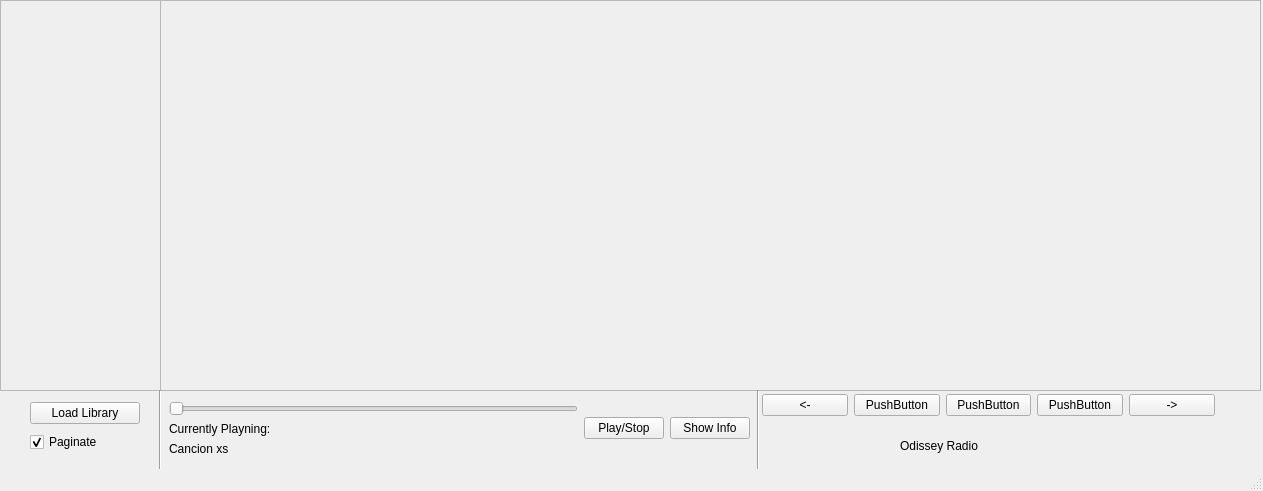
Qt form testP/mainwindow.ui (Daval03/Project-OdisseyRadio) before a commit.
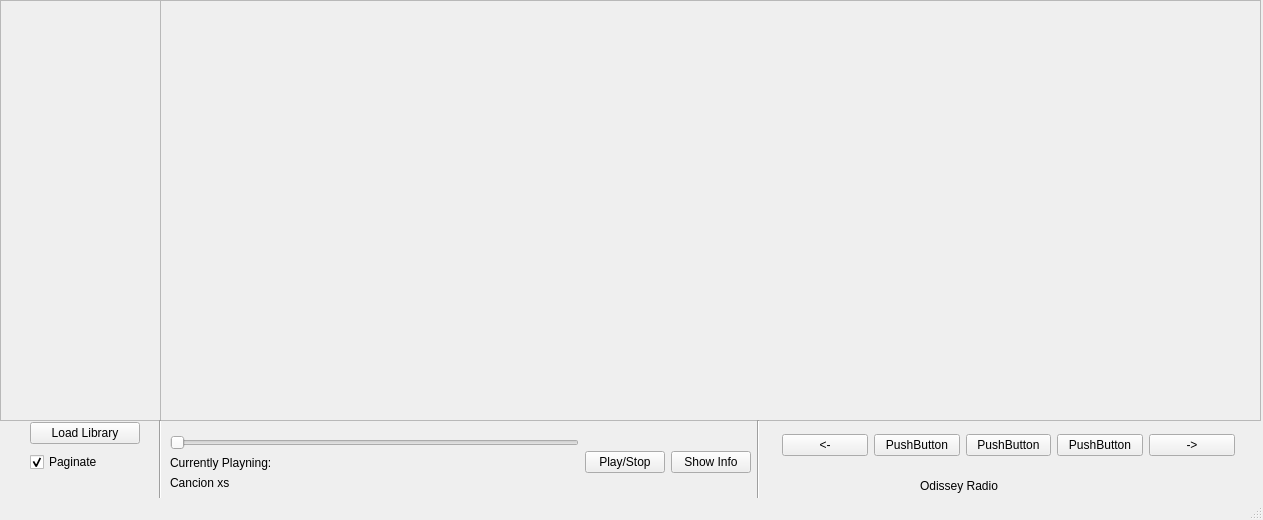
The same form after that commit.

Patch:
```diff
--- a/testP/mainwindow.ui
+++ b/testP/mainwindow.ui
@@ -7,7 +7,7 @@
     <x>0</x>
     <y>0</y>
     <width>1263</width>
-    <height>491</height>
+    <height>520</height>
    </rect>
   </property>
   <property name="windowTitle">
@@ -20,7 +20,7 @@
       <x>0</x>
       <y>0</y>
       <width>161</width>
-      <height>391</height>
+      <height>421</height>
      </rect>
     </property>
     <property name="widgetResizable">
@@ -32,7 +32,7 @@
        <x>0</x>
        <y>0</y>
        <width>159</width>
-       <height>389</height>
+       <height>419</height>
       </rect>
      </property>
     </widget>
@@ -43,7 +43,7 @@
       <x>160</x>
       <y>0</y>
       <width>1101</width>
-      <height>391</height>
+      <height>421</height>
      </rect>
     </property>
     <property name="widgetResizable">
@@ -55,7 +55,7 @@
        <x>0</x>
        <y>0</y>
        <width>1099</width>
-       <height>389</height>
+       <height>419</height>
       </rect>
      </property>
     </widget>
@@ -63,8 +63,8 @@
    <widget class="QWidget" name="layoutWidget">
     <property name="geometry">
      <rect>
-      <x>169</x>
-      <y>396</y>
+      <x>170</x>
+      <y>430</y>
       <width>581</width>
       <height>65</height>
      </rect>
@@ -119,7 +119,7 @@
     <property name="geometry">
      <rect>
       <x>30</x>
-      <y>400</y>
+      <y>420</y>
       <width>110</width>
       <height>56</height>
      </rect>
@@ -148,7 +148,7 @@
     <property name="geometry">
      <rect>
       <x>750</x>
-      <y>390</y>
+      <y>420</y>
       <width>16</width>
       <height>91</height>
      </rect>
@@ -161,7 +161,7 @@
     <property name="geometry">
      <rect>
       <x>150</x>
-      <y>390</y>
+      <y>420</y>
       <width>20</width>
       <height>91</height>
      </rect>
@@ -173,8 +173,8 @@
    <widget class="QLabel" name="label_3">
     <property name="geometry">
      <rect>
-      <x>900</x>
-      <y>430</y>
+      <x>920</x>
+      <y>470</y>
       <width>311</width>
       <height>31</height>
      </rect>
@@ -186,8 +186,8 @@
    <widget class="QWidget" name="layoutWidget">
     <property name="geometry">
      <rect>
-      <x>762</x>
-      <y>392</y>
+      <x>782</x>
+      <y>432</y>
       <width>453</width>
       <height>27</height>
      </rect>
```
